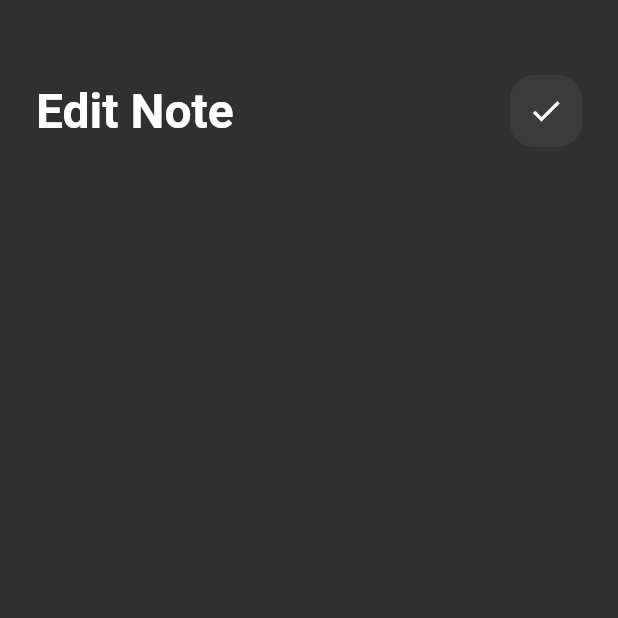
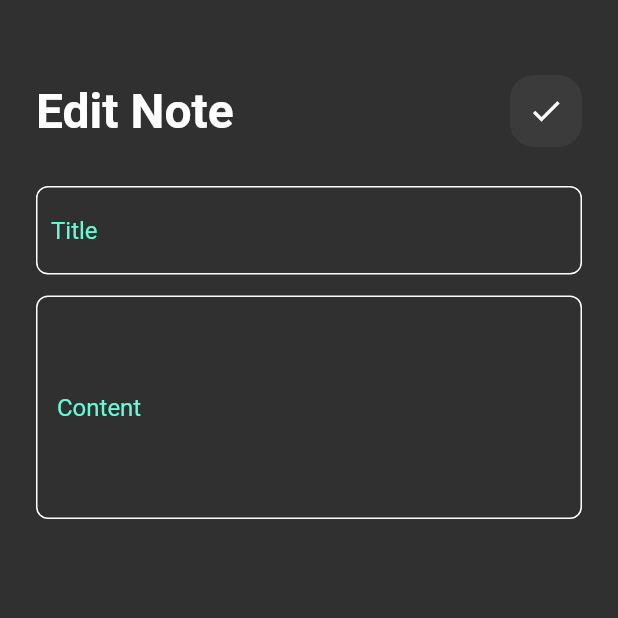
Before and after one commit to ramywael/Notes_App, a Flutter app: the NotesEditViewBody screen opened by its route, on a phone screen of 412 x 824 dp, the top half of it. Run offline on Flutter 3.47's test engine with Material 2 defaults, Android fonts, the phone set to English and light mode, and no system bars; our stand-ins replace font_awesome_flutter; Roboto replaces fonts that are missing (Poppins).

Commit message:
Creating the NoteEditViewBody with the TextField

```diff
--- a/lib/widgets/custom_text_field.dart
+++ b/lib/widgets/custom_text_field.dart
@@ -4,15 +4,16 @@ import 'package:notes_app/widgets/constants/contant_color.dart';
 class CustomTextField extends StatelessWidget {
   final String hint;
   final int maxLines;
+  final EdgeInsetsGeometry padding;
   const CustomTextField(
-      {super.key, required this.hint, this.maxLines=1});
-
+      {super.key, required this.hint, this.maxLines=1,  this.padding= const EdgeInsets.symmetric(vertical: 20,horizontal: 10),});
   @override
   Widget build(BuildContext context) {
     return TextField(
       maxLines: maxLines,
         cursorColor: kConstantPrimaryColor,
         decoration: InputDecoration(
+          contentPadding: padding,
             hintText: hint,
             hintStyle: const TextStyle(
               color:Color(0xff62FCD7),
@@ -30,3 +31,5 @@ class CustomTextField extends StatelessWidget {
         ));
   }
 }
+
+//How to make the hint text inside the text-field Widget is centered?
--- a/lib/widgets/notes_edit_view_body.dart
+++ b/lib/widgets/notes_edit_view_body.dart
@@ -1,6 +1,6 @@
-
 import 'package:flutter/material.dart';
 import 'package:notes_app/widgets/custom_app_bar.dart';
+import 'package:notes_app/widgets/custom_text_field.dart';
 
 class NotesEditViewBody extends StatelessWidget {
   const NotesEditViewBody({super.key});
@@ -8,13 +8,24 @@ class NotesEditViewBody extends StatelessWidget {
 
   @override
   Widget build(BuildContext context) {
-    return const  Scaffold(
+    return const Scaffold(
       body: Padding(
         padding: EdgeInsets.symmetric(horizontal: 24),
         child: Column(
           children: [
-            SizedBox(height: 50,),
-           CustomAppBar(title: 'Edit Note',icon: Icons.check),
+            SizedBox(
+              height: 50,
+            ),
+            CustomAppBar(title: 'Edit Note', icon: Icons.check),
+            SizedBox(height: 26,),
+            CustomTextField(
+              hint: "Title",
+            ),
+            SizedBox(height: 14),
+            CustomTextField(
+              hint: "Content",
+              padding: EdgeInsets.symmetric(vertical: 65,horizontal: 14),
+            ),
           ],
         ),
       ),
```
